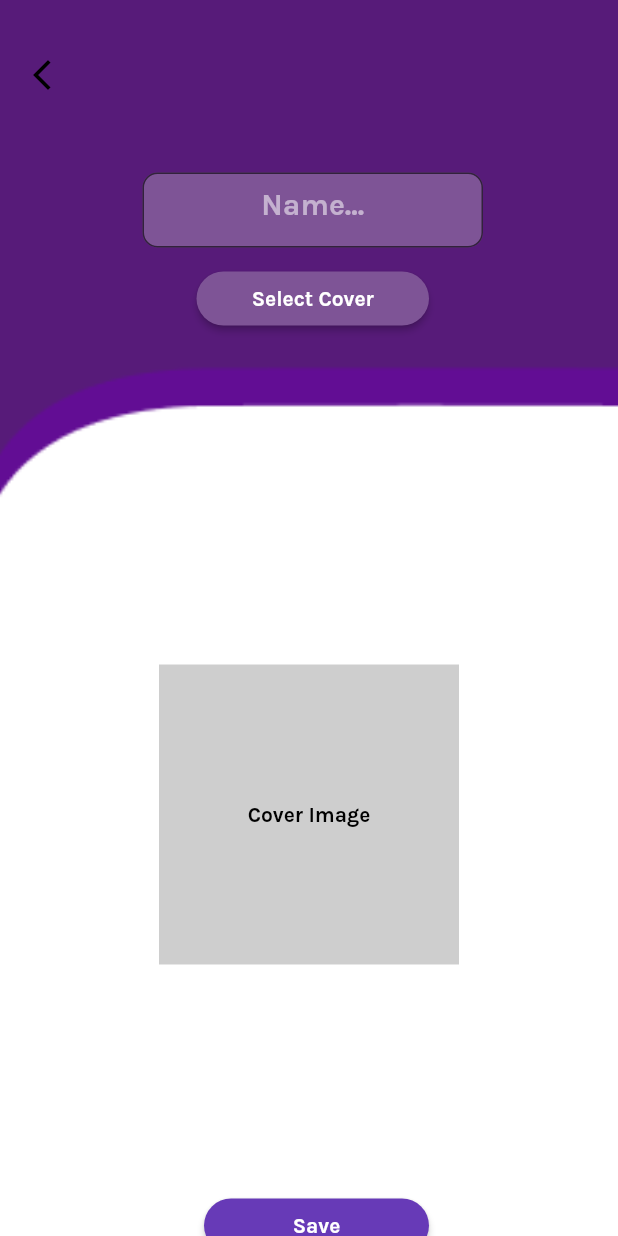
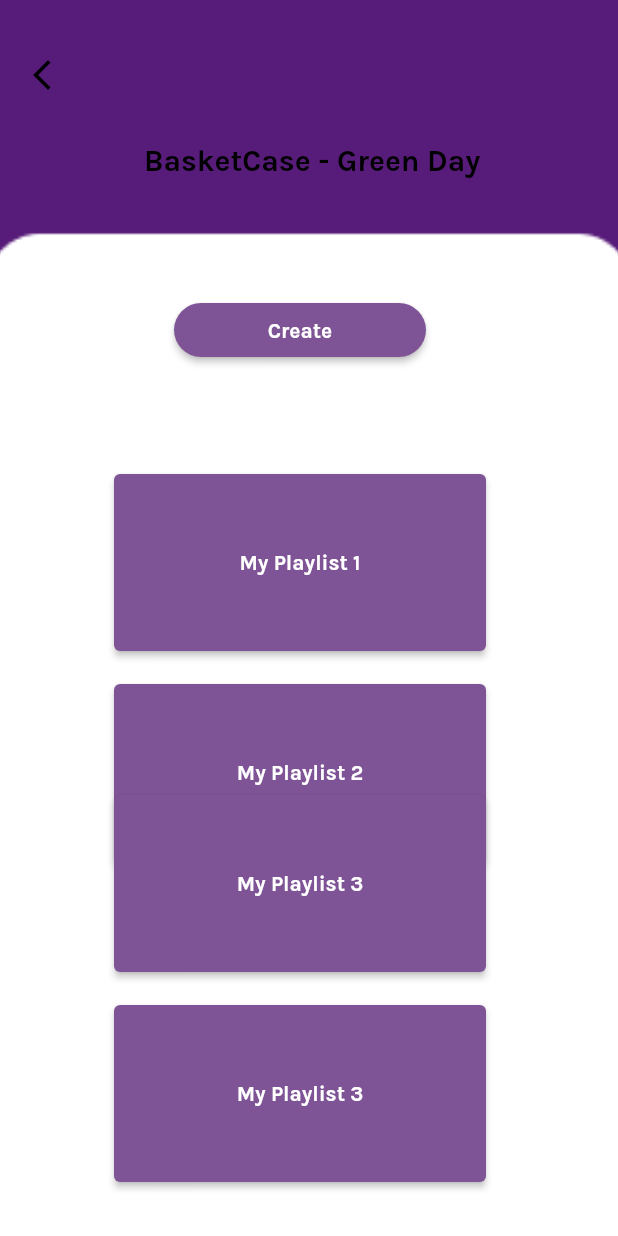
Before and after one commit to RokasStadalius/Mellowde, a Flutter app: the screen it shows after launch, on a phone screen of 412 x 824 dp. Run offline on Flutter 3.47's test engine with Material 2 defaults, Android fonts, the phone set to English and light mode, and no system bars; our stand-ins replace audio_video_progress_bar, just_audio, rxdart.

Commit message:
added playlist add ui

```diff
--- /dev/null
+++ b/mellowde/lib/add_to_playlsit_ui.dart
@@ -0,0 +1,151 @@
+import 'package:flutter/material.dart';
+import 'package:mellowde/image_container.dart';
+
+class AddPlaylist extends StatefulWidget{
+  const AddPlaylist({Key? key}) : super(key: key);
+
+  @override
+  State<AddPlaylist> createState() => _AddPlaylistState();
+}
+
+class _AddPlaylistState extends State<AddPlaylist> {
+  @override
+  Widget build(BuildContext context) {
+    return Scaffold(
+      extendBodyBehindAppBar: true,
+      appBar: AppBar(
+        leading: IconButton(
+          icon: const Icon(Icons.arrow_back_ios_new_sharp, color: Colors.black),
+          onPressed: () {},
+        ),
+        centerTitle: true,
+        elevation: 0.0,
+        backgroundColor: const Color(0x00000000),
+        toolbarHeight: 100,
+      ),
+      body: Stack(
+        children: [
+          Container(
+            width: MediaQuery.of(context).size.width,
+            decoration: const BoxDecoration(
+              image: DecorationImage(
+                image: AssetImage('assets/song_playing_bg.png'),
+                fit: BoxFit.cover,
+              ),
+            ),
+          ),
+          Positioned(
+            top: 80,
+            left: 80,
+            child: Container(
+              padding: const EdgeInsets.all(16),
+              child: const Text(
+                "BasketCase - Green Day",
+                style: TextStyle(
+                  fontFamily: "Karla",
+                  fontSize: 20,
+                  color: Colors.black,
+                ),
+              ),
+            ),
+          ),
+          Positioned(
+            top: 180,
+            left: 100,
+            child: Container(
+              padding: const EdgeInsets.all(16),
+              width: 200,
+              child: ElevatedButton(
+                onPressed: () {},
+                child: const Text(
+                  'Create',
+                  style: TextStyle(fontFamily: "Karla"),
+                ),
+                style: ElevatedButton.styleFrom(
+                  shape: StadiumBorder(),
+                  backgroundColor: Color(0x7E5496).withOpacity(1),
+                ),
+              ),
+            ),
+          ),
+          Positioned(
+            top: 300,
+            left: 60,
+            child: Container(
+              padding: const EdgeInsets.all(16),
+              width: 280,
+              height: 150,
+              child: ElevatedButton(
+                onPressed: () {},
+                child: const Text(
+                  'My Playlist 1',
+                  style: TextStyle(fontFamily: "Karla"),
+                ),
+                style: ElevatedButton.styleFrom(
+                  backgroundColor: Color(0x7E5496).withOpacity(1),
+                ),
+              ),
+            ),
+          ),
+          Positioned(
+            top: 440,
+            left: 60,
+            child: Container(
+              padding: const EdgeInsets.all(16),
+              width: 280,
+              height: 150,
+              child: ElevatedButton(
+                onPressed: () {},
+                child: const Text(
+                  'My Playlist 2',
+                  style: TextStyle(fontFamily: "Karla"),
+                ),
+                style: ElevatedButton.styleFrom(
+                  backgroundColor: Color(0x7E5496).withOpacity(1),
+                ),
+              ),
+            ),
+          ),
+          Positioned(
+            bottom: 160,
+            left: 60,
+            child: Container(
+              padding: const EdgeInsets.all(16),
+              width: 280,
+              height: 150,
+              child: ElevatedButton(
+                onPressed: () {},
+                child: const Text(
+                  'My Playlist 3',
+                  style: TextStyle(fontFamily: "Karla"),
+                ),
+                style: ElevatedButton.styleFrom(
+                  backgroundColor: Color(0x7E5496).withOpacity(1),
+                ),
+              ),
+            ),
+          ),
+          Positioned(
+            bottom: 20,
+            left: 60,
+            child: Container(
+              padding: const EdgeInsets.all(16),
+              width: 280,
+              height: 150,
+              child: ElevatedButton(
+                onPressed: () {},
+                child: const Text(
+                  'My Playlist 3',
+                  style: TextStyle(fontFamily: "Karla"),
+                ),
+                style: ElevatedButton.styleFrom(
+                  backgroundColor: Color(0x7E5496).withOpacity(1),
+                ),
+              ),
+            ),
+          ),
+        ],
+      ),
+    );
+  }
+}
--- a/mellowde/lib/main.dart
+++ b/mellowde/lib/main.dart
@@ -1,4 +1,5 @@
 import 'package:flutter/material.dart';
+import 'package:mellowde/add_to_playlsit_ui.dart';
 import 'package:mellowde/playlist_create_ui.dart';
 import 'package:mellowde/playlist_edit_ui.dart';
 import 'package:mellowde/song_creation_coverpic_ui.dart';
@@ -47,6 +48,6 @@
 
   @override
   Widget build(BuildContext context) {
-    return const MaterialApp(home: PlaylistCreation());
+    return const MaterialApp(home: AddPlaylist());
   }
 }
```
